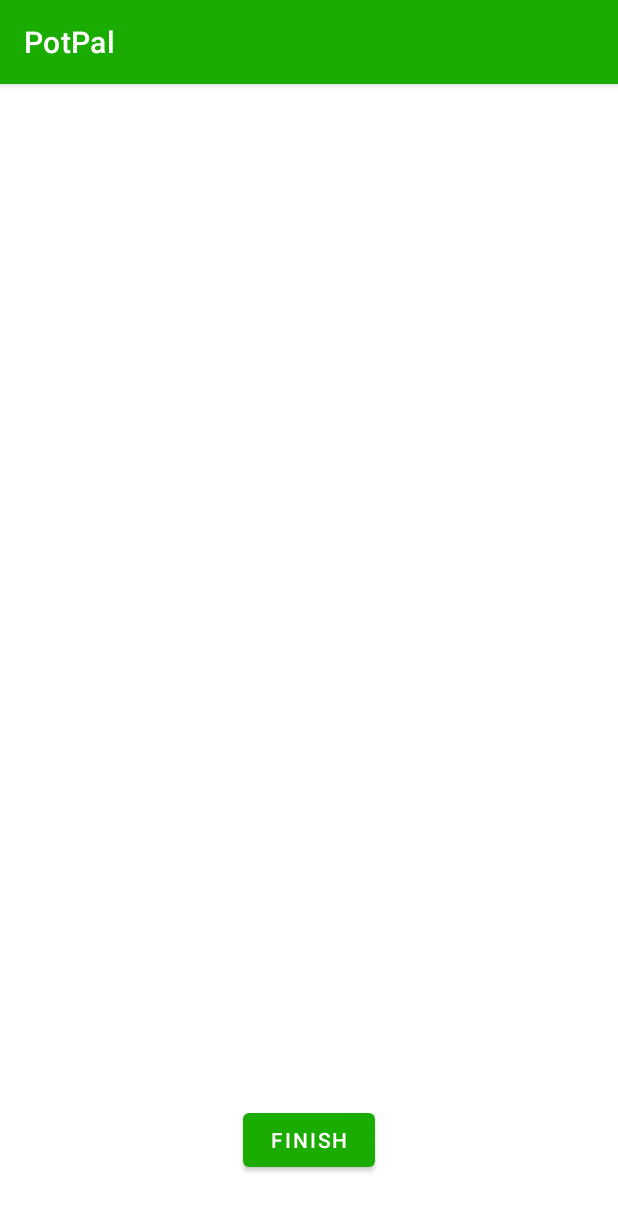
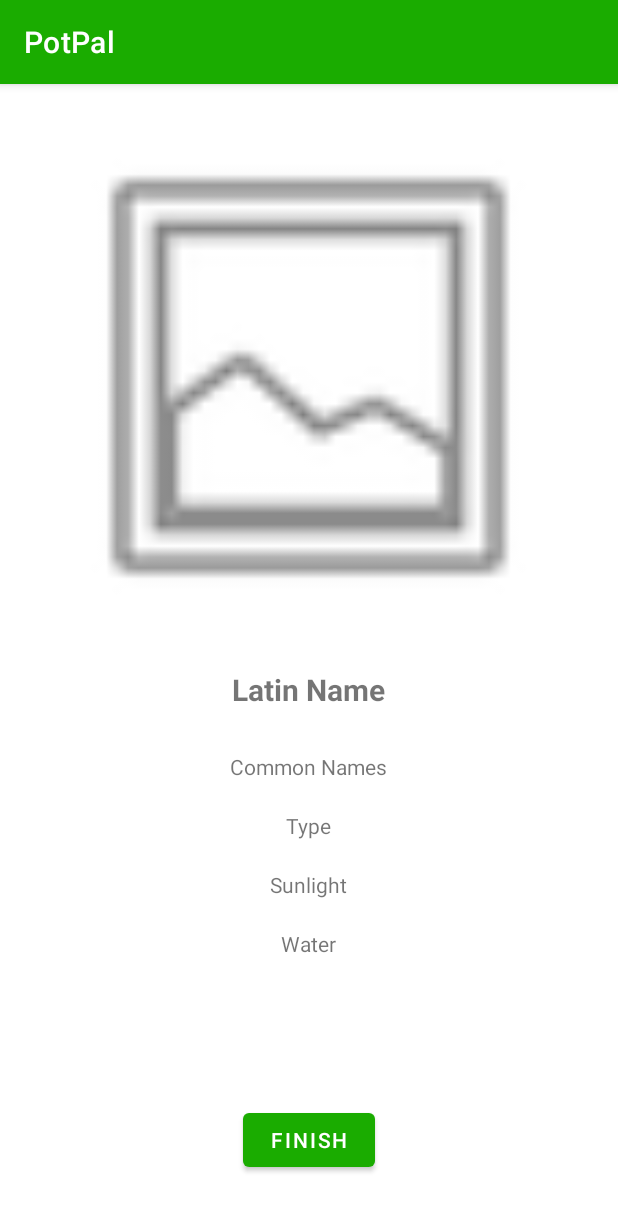
Before and after one commit to liucijaad/plantApp, an Android app: the ChosenPlantActivity screen opened directly, with no data from a screen before it, on a phone screen of 412 x 824 dp. Shown: the top 1211 px of the screen. Run offline under Robolectric (Android 15) with nearby library versions, the phone set to English and light mode, and no system bars; pictures from the network do not load.

Commit message:
Small visual updates

```diff
--- a/code/PotPal/app/src/main/res/layout/activity_chosen_plant.xml
+++ b/code/PotPal/app/src/main/res/layout/activity_chosen_plant.xml
@@ -9,7 +9,8 @@
         android:layout_height="350dp"
         android:layout_centerHorizontal="true"
         android:scaleType="centerCrop"
-        android:layout_margin="20dp"/>
+        android:layout_margin="20dp"
+        android:src="@android:drawable/ic_menu_gallery"/>
 
     <TextView
         android:id="@+id/chosenPlantNameTextView"
@@ -19,7 +20,8 @@
         android:layout_below="@id/plantImageView"
         android:textSize="20sp"
         android:textStyle="bold"
-        android:layout_marginBottom="8dp"/>
+        android:layout_marginBottom="8dp"
+        android:text="Latin Name"/>
 
     <TextView
         android:id="@+id/chosenCommonNamesTextView"
@@ -27,7 +29,8 @@
         android:layout_height="wrap_content"
         android:layout_below="@id/chosenPlantNameTextView"
         android:layout_centerHorizontal="true"
-        android:layout_marginTop="20dp"/>
+        android:layout_marginTop="20dp"
+        android:text="Common Names"/>
 
     <TextView
         android:id="@+id/typeTextView"
@@ -35,7 +38,8 @@
         android:layout_height="wrap_content"
         android:layout_below="@id/chosenCommonNamesTextView"
         android:layout_centerHorizontal="true"
-        android:layout_marginTop="8dp"/>
+        android:layout_marginTop="20dp"
+        android:text="Type"/>
 
     <Spinner
         android:id="@+id/plantTypeSpinner"
@@ -53,7 +57,8 @@
         android:layout_height="wrap_content"
         android:layout_below="@id/typeTextView"
         android:layout_centerHorizontal="true"
-        android:layout_marginTop="20dp"/>
+        android:layout_marginTop="20dp"
+        android:text="Sunlight"/>
 
     <TextView
         android:id="@+id/waterTextView"
@@ -61,7 +66,8 @@
         android:layout_height="wrap_content"
         android:layout_below="@id/sunlightSeekBar"
         android:layout_centerHorizontal="true"
-        android:layout_marginTop="20dp"/>
+        android:layout_marginTop="20dp"
+        android:text="Water"/>
 
     <androidx.appcompat.widget.AppCompatSeekBar
         android:id="@+id/waterSeekBar"
```
Also changed, not shown: code/PotPal/app/src/main/java/ie/dcu/potpal/MainActivity.java (+10 -1 lines), code/PotPal/app/src/main/java/ie/dcu/potpal/PlantAdapter.java (+8 -1 lines).
